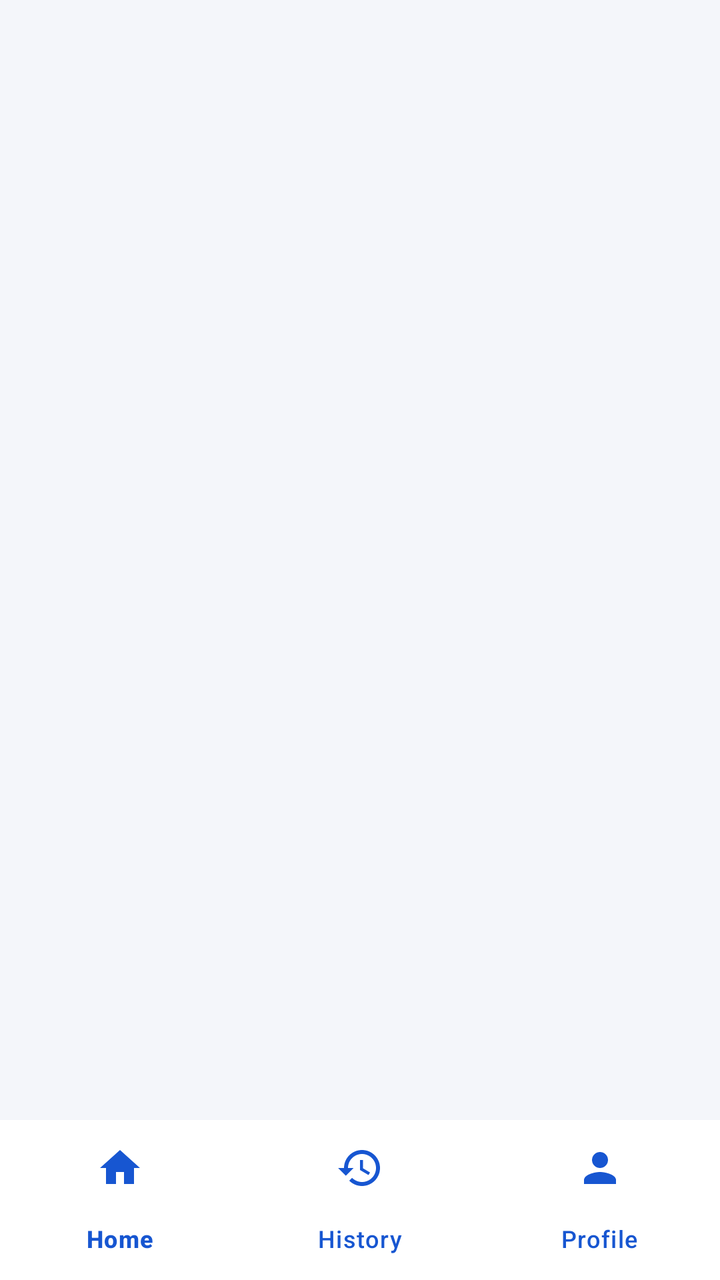
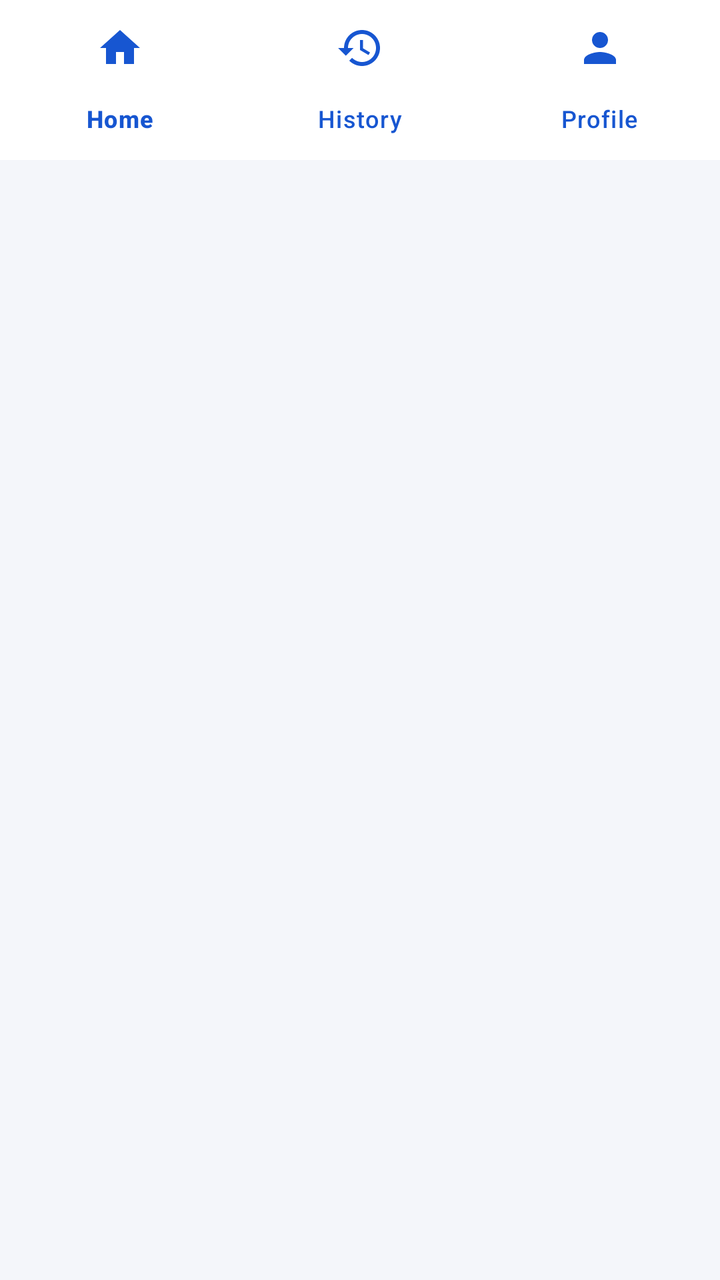

Screens rendered from an Android XML layout before and after an edit, with the pre-edit source and the edit as a unified diff.
<!-- AndroidManifest.xml: application theme Theme.PayEase -->
<!-- res/layout/activity_main.xml -->
<?xml version="1.0" encoding="utf-8"?>
<LinearLayout
    xmlns:android="http://schemas.android.com/apk/res/android"
    xmlns:app="http://schemas.android.com/apk/res-auto"
    android:layout_width="match_parent"
    android:layout_height="match_parent"
    android:orientation="vertical"
    android:background="@color/background">

    
    <androidx.fragment.app.FragmentContainerView
        android:id="@+id/fragmentContainer"
        android:layout_width="match_parent"
        android:layout_height="0dp"
        android:layout_weight="1" />

    
    <com.google.android.material.bottomnavigation.BottomNavigationView
        android:id="@+id/bottomNavigation"
        android:layout_width="match_parent"
        android:layout_height="wrap_content"
        android:background="@color/white"
        app:elevation="8dp"
        app:itemIconTint="@color/primary"
        app:itemTextColor="@color/primary"
        app:labelVisibilityMode="labeled"
        app:menu="@menu/bottom_nav_menu" />

</LinearLayout>
<!-- resources referenced by this layout -->
<resources>
  <color name="background">#F4F6FA</color>
  <color name="primary">#1756D1</color>
  <color name="white">#FFFFFF</color>
  <style name="Theme.PayEase" parent="Base.Theme.PayEase" />
  <style name="Base.Theme.PayEase" parent="Theme.Material3.DayNight.NoActionBar">
          <item name="colorPrimary">@color/primary</item>
          <item name="colorSecondary">@color/accent</item>
  
          <item name="android:statusBarColor">@color/background</item>
          <item name="android:navigationBarColor">@color/background</item>
          <item name="android:windowLightStatusBar">true</item>
          <item name="android:windowBackground">@color/background</item>
  
          <item name="textInputStyle">@style/Widget.PayEase.TextInputLayout.OutlinedBox</item>
          <item name="alertDialogTheme">@style/PayEaseAlertDialogTheme</item>
          <item name="materialAlertDialogTheme">@style/PayEaseAlertDialogTheme</item>
      </style>
  <color name="accent">#087A55</color>
  <style name="Widget.PayEase.TextInputLayout.OutlinedBox" parent="Widget.MaterialComponents.TextInputLayout.OutlinedBox">
          <item name="boxStrokeColor">@color/color_box_stroke</item>
          <item name="boxStrokeWidth">1.5dp</item>
          <item name="boxStrokeWidthFocused">2dp</item>
          <item name="hintTextColor">@color/primary</item>
          <item name="android:textColorHint">@color/text_muted</item>
          <item name="prefixTextColor">@color/text_primary</item>
          <item name="suffixTextColor">@color/text_primary</item>
          <item name="errorTextColor">@color/error</item>
          <item name="boxStrokeErrorColor">@color/error</item>
          <item name="passwordToggleTint">@color/text_secondary</item>
      </style>
  <style name="PayEaseAlertDialogTheme" parent="ThemeOverlay.Material3.MaterialAlertDialog">
          <item name="android:background">@color/card_background</item>
          <item name="colorSurface">@color/card_background</item>
          <item name="colorOnSurface">@color/text_primary</item>
          <item name="colorOnSurfaceVariant">@color/text_secondary</item>
          <item name="android:textColorPrimary">@color/text_primary</item>
          <item name="android:textColorSecondary">@color/text_secondary</item>
          <item name="materialAlertDialogTitleTextStyle">@style/PayEaseDialogTitleText</item>
          <item name="materialAlertDialogBodyTextStyle">@style/PayEaseDialogBodyText</item>
          <item name="buttonBarPositiveButtonStyle">@style/PayEaseDialogPositiveButton</item>
          <item name="buttonBarNegativeButtonStyle">@style/PayEaseDialogNegativeButton</item>
      </style>
  <color name="text_muted">#667085</color>
  <color name="text_primary">#172033</color>
  <color name="error">#B42318</color>
  <color name="text_secondary">#596579</color>
  <color name="card_background">#FFFFFF</color>
  <style name="PayEaseDialogTitleText" parent="MaterialAlertDialog.Material3.Title.Text">
          <item name="android:textColor">@color/text_primary</item>
          <item name="android:textSize">20sp</item>
          <item name="android:textStyle">bold</item>
      </style>
  <style name="PayEaseDialogBodyText" parent="MaterialAlertDialog.Material3.Body.Text">
          <item name="android:textColor">@color/text_primary</item>
          <item name="android:textSize">15sp</item>
      </style>
  <style name="PayEaseDialogPositiveButton" parent="Widget.Material3.Button.TextButton">
          <item name="android:textColor">@color/primary</item>
          <item name="android:textSize">15sp</item>
          <item name="android:textStyle">bold</item>
      </style>
  <style name="PayEaseDialogNegativeButton" parent="Widget.Material3.Button.TextButton">
          <item name="android:textColor">@color/text_secondary</item>
          <item name="android:textSize">15sp</item>
          <item name="android:textStyle">bold</item>
      </style>
</resources>

<!-- the commit's change to res/layout/activity_main.xml (unified diff, before → after) -->
@@ -1,11 +1,10 @@
 <?xml version="1.0" encoding="utf-8"?>
-<LinearLayout
-    xmlns:android="http://schemas.android.com/apk/res/android"
+<LinearLayout xmlns:android="http://schemas.android.com/apk/res/android"
     xmlns:app="http://schemas.android.com/apk/res-auto"
     android:layout_width="match_parent"
     android:layout_height="match_parent"
-    android:orientation="vertical"
-    android:background="@color/background">
+    android:background="@color/background"
+    android:orientation="horizontal">
 
     
     <androidx.fragment.app.FragmentContainerView
<!-- resource entries referenced after the edit -->
@@ -4,12 +4,10 @@
   <color name="primary">#1756D1</color>
   <color name="white">#FFFFFF</color>
   <style name="Theme.PayEase" parent="Base.Theme.PayEase" />
-  <style name="Base.Theme.PayEase" parent="Theme.Material3.DayNight.NoActionBar">
+  <style name="Base.Theme.PayEase" parent="Theme.Material3.Light.NoActionBar">
           <item name="colorPrimary">@color/primary</item>
           <item name="colorSecondary">@color/accent</item>
   
-          <item name="android:statusBarColor">@color/background</item>
-          <item name="android:navigationBarColor">@color/background</item>
           <item name="android:windowLightStatusBar">true</item>
           <item name="android:windowBackground">@color/background</item>
   
